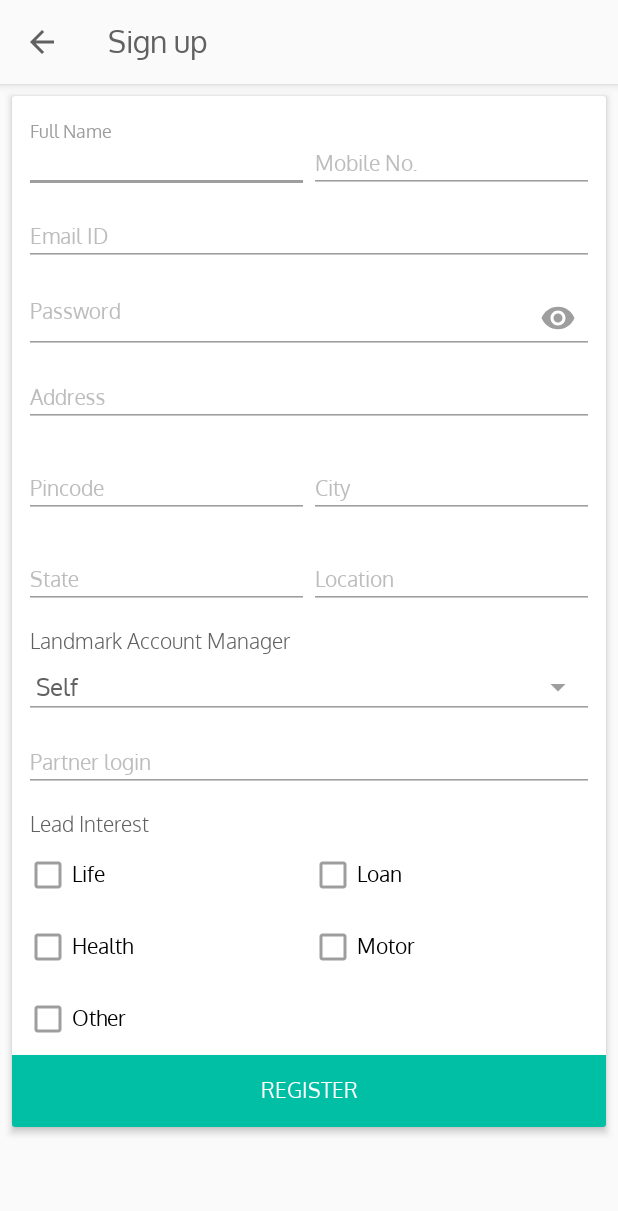
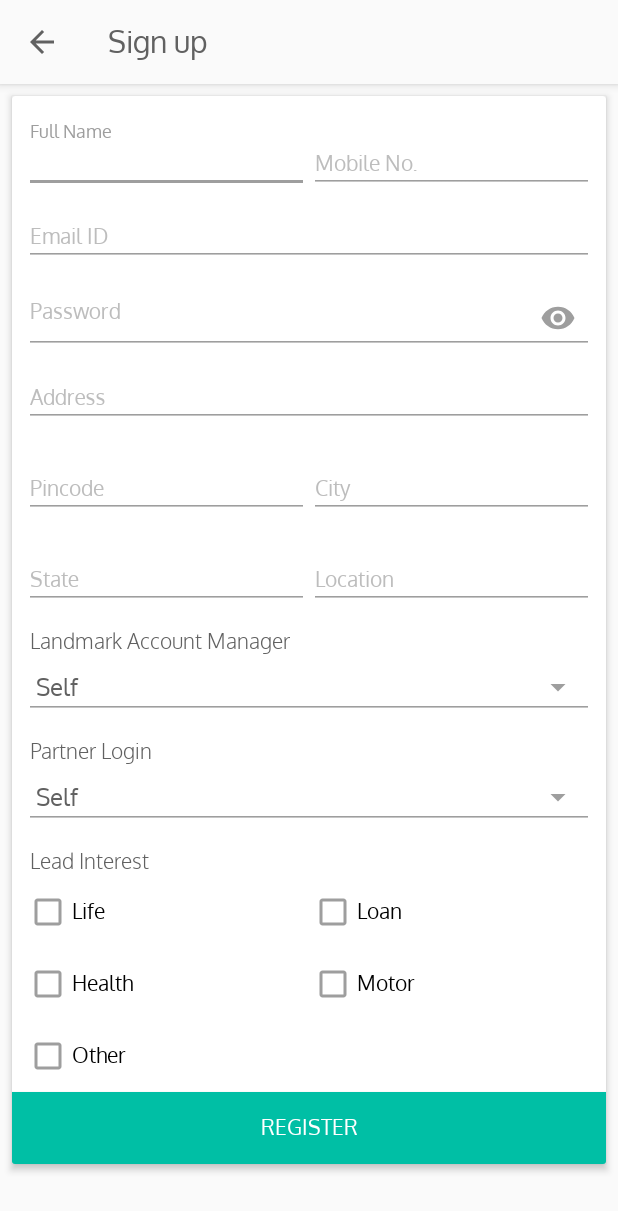
Before and after one commit to pradeepmkhandekar/LeadManagement, an Android app: the RegisterActivity screen opened directly, with no data from a screen before it, on a phone screen of 412 x 824 dp. Shown: the top 1211 px of the screen. Run offline under Robolectric (Android 15) with nearby library versions, the phone set to English and light mode, and no system bars.

Commit message:
formal changes

```diff
--- a/app/src/main/java/com/pb/leadmanagement/register/RegisterActivity.kt
+++ b/app/src/main/java/com/pb/leadmanagement/register/RegisterActivity.kt
@@ -52,6 +52,7 @@ class RegisterActivity : AppCompatActivity(), View.OnClickListener, IResponseSub
             override fun afterTextChanged(s: Editable?) {
                 if (s?.length == 6) {
                     hideKeyBoard()
+                    showLoading("Fetching city..")
                     MasterController(this@RegisterActivity).fetchCityState(s.toString(), this@RegisterActivity)
                 }
             }
@@ -220,7 +221,7 @@ class RegisterActivity : AppCompatActivity(), View.OnClickListener, IResponseSub
 
                 var loginEntity = LoginEntity(
                         etAddress.text.toString(),
-                        etChainCode.text.toString(),
+                        spChainCode.selectedItem.toString(),
                         chainID,
                         etCity.text.toString(),
                         etEmail.text.toString(),
--- a/app/src/main/res/layout/content_add_motor_lead.xml
+++ b/app/src/main/res/layout/content_add_motor_lead.xml
@@ -156,6 +156,7 @@
                             android:id="@+id/etVehicleNo"
                             style="@style/Style.edittext"
                             android:hint="Vehicle No"
+                            android:maxLength="10"
                             android:nextFocusDown="@id/etMake" />
                     </android.support.design.widget.TextInputLayout>
 
--- a/app/src/main/res/layout/content_register.xml
+++ b/app/src/main/res/layout/content_register.xml
@@ -192,9 +192,26 @@
 
                         android:entries="@array/array_fieldmanager" />
 
+                    <TextView
+                        style="@style/CustomTitle.Medium"
+                        android:layout_width="match_parent"
+                        android:layout_height="wrap_content"
+                        android:layout_marginLeft="4dp"
+                        android:layout_marginTop="12dp"
+                        android:text="Partner Login"
+                        android:textSize="14sp" />
+
+                    <Spinner
+                        android:id="@+id/spChainCode"
+                        style="@style/Spinner.Underline"
+                        android:layout_width="match_parent"
+                        android:layout_height="wrap_content"
+                        android:entries="@array/array_fieldmanager" />
+
                     <android.support.design.widget.TextInputLayout
                         android:layout_width="match_parent"
-                        android:layout_height="wrap_content">
+                        android:layout_height="wrap_content"
+                        android:visibility="gone">
 
                         <android.support.design.widget.TextInputEditText
                             android:id="@+id/etChainCode"
```
Also changed, not shown: app/src/main/java/com/pb/leadmanagement/motor/AddMotorLeadActivity.kt (+15 -0 lines).
